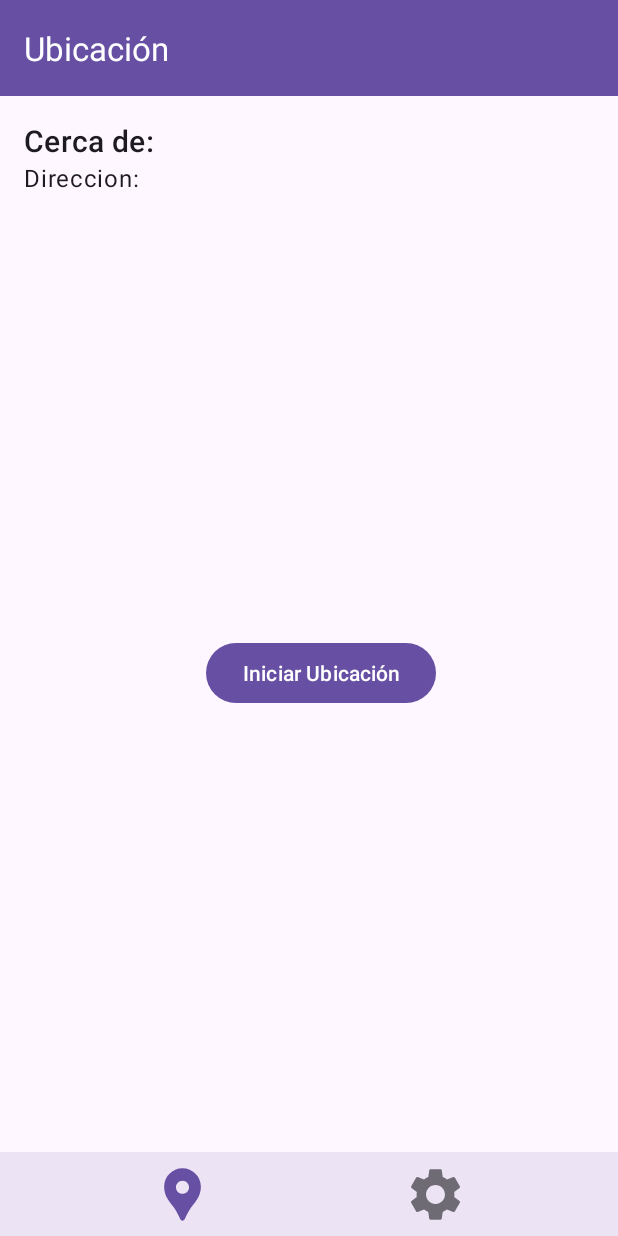
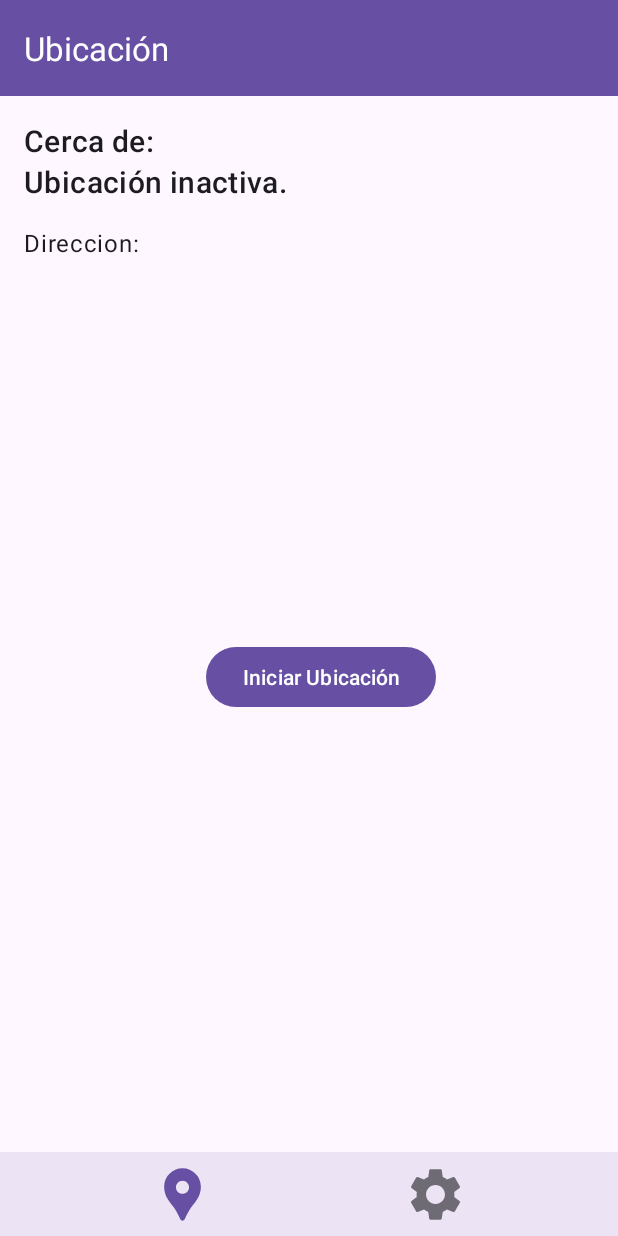
Before and after one commit to infolimbert/Aquisito_v1, an Android app: the screen it shows after launch (MainActivity), on a phone screen of 412 x 824 dp. Run offline under Robolectric (Android 15) with nearby library versions, the phone set to English and light mode, and no system bars; our stand-ins replace navigation-ui.

Commit message:
se anadio el tvLocation para poner la latitud y longitud implementa el servicio de ubicación en primer plano (startForegroundService). Configura FusedLocationProvider para alta precisión. Establece la comunicación de ubicación mediante LocalBroadcastManager.

```diff
--- a/app/build.gradle.kts
+++ b/app/build.gradle.kts
@@ -54,4 +54,6 @@ dependencies {
     // dependencias necesarias par ael nav component
     implementation("androidx.navigation:navigation-fragment-ktx:2.8.9")
     implementation("androidx.navigation:navigation-ui-ktx:2.8.9")
+    //dependencias para el servicelocation
+    implementation("com.google.android.gms:play-services-location:21.0.1")
 }
--- a/app/src/main/java/com/example/aquisito_1/LocationFragment.kt
+++ b/app/src/main/java/com/example/aquisito_1/LocationFragment.kt
@@ -1,7 +1,9 @@
 package com.example.aquisito_1
 
+import android.content.BroadcastReceiver
 import android.content.Context
 import android.content.Intent
+import android.content.IntentFilter
 import android.content.pm.PackageManager
 import android.location.LocationManager
 import android.os.Build
@@ -17,6 +19,7 @@ import androidx.activity.result.contract.ActivityResultContracts
 import androidx.appcompat.app.AlertDialog
 import androidx.core.content.ContextCompat
 import androidx.fragment.app.Fragment
+import androidx.localbroadcastmanager.content.LocalBroadcastManager
 import com.example.aquisito_1.databinding.FragmentLocationBinding
 
 private const val LOCATION_PERMISSION_REQUEST_CODE = 123
@@ -34,17 +37,29 @@ class LocationFragment:Fragment() {
 
     private lateinit var lBinding: FragmentLocationBinding
 
-    override fun onCreateView(
-        inflater: LayoutInflater, container: ViewGroup?,
-        savedInstanceState: Bundle?
-    ): View? {
-       lBinding = FragmentLocationBinding.inflate(inflater,container,false)
-        return lBinding.root
+    // ⭐ 1. INICIALIZAR EL RECEPTOR DE UBICACIÓN
+    private lateinit var locationReceiver: BroadcastReceiver
 
-    }
 
     override fun onCreate(savedInstanceState: Bundle?) {
         super.onCreate(savedInstanceState)
+
+
+        // --- 2. IMPLEMENTACIÓN DEL RECEPTOR ---
+                locationReceiver = object : BroadcastReceiver() {
+                    override fun onReceive(context: Context?, intent: Intent?) {
+                        if (intent?.action == ACTION_LOCATION_BROADCAST) {
+                            val latitude = intent.getDoubleExtra(EXTRA_LATITUDE, 0.0)
+                            val longitude = intent.getDoubleExtra(EXTRA_LONGITUDE, 0.0)
+
+                            // ⭐ AÑADE ESTE LOG TEMPORALMENTE ⭐
+                            Log.d("LocationFragment", "RECEPCIÓN: Lat=$latitude, Lon=$longitude")
+                            // Llama a la función para actualizar la UI
+                            updateLocationDisplay(latitude, longitude)
+                        }
+                    }
+                }
+                // --- FIN DEL RECEPTOR ---
 
         requestLocationPermissionLauncher =
             registerForActivityResult(ActivityResultContracts.RequestPermission()) { isGranted ->
@@ -80,7 +95,14 @@ class LocationFragment:Fragment() {
 
     }
 
+    override fun onCreateView(
+        inflater: LayoutInflater, container: ViewGroup?,
+        savedInstanceState: Bundle?
+    ): View? {
+        lBinding = FragmentLocationBinding.inflate(inflater,container,false)
+        return lBinding.root
 
+    }
 
     override fun onViewCreated(view: View, savedInstanceState: Bundle?) {
         super.onViewCreated(view, savedInstanceState)
@@ -120,6 +142,25 @@ class LocationFragment:Fragment() {
         super.onResume()
         // Cuando el usuario regresa al fragmento, actualizamos el estado del botón
         updateButtonState()
+        // ⭐ 3. REGISTRAR el receptor cuando el fragmento esté visible
+        LocalBroadcastManager.getInstance(requireContext()).registerReceiver(
+            locationReceiver,
+            IntentFilter(ACTION_LOCATION_BROADCAST)
+        )
+    }
+
+    override fun onPause() {
+        super.onPause()
+        // ⭐ 4. ANULAR REGISTRO del receptor para evitar fugas de memoria y errores
+        LocalBroadcastManager.getInstance(requireContext()).unregisterReceiver(locationReceiver)
+    }
+
+    // --- Lógica de UI y Servicios ---
+
+    private fun updateLocationDisplay(latitude: Double, longitude: Double){
+        val display = "Latitud: ${String.format("%.6f", latitude)}\nLongitud: ${String.format("%.6f", longitude)}"
+        // ⭐ ACTUALIZAMOS EL TVDIRECTION
+        lBinding.tvLocation.text = display
     }
 
     private fun checkLocationPermissions() {
@@ -173,6 +214,9 @@ class LocationFragment:Fragment() {
             locationButton.text = getString(R.string.stop_location_tracking)
         } else {
             locationButton.text = getString(R.string.start_location_tracking)
+            // Cuando el rastreo se detiene, podemos limpiar el TextView
+            lBinding.tvLocation.text = "Ubicación inactiva."
+
         }
     }
 
@@ -241,4 +285,6 @@ class LocationFragment:Fragment() {
             .setCancelable(false) // Evita que el diálogo se cierre al tocar fuera
             .show()
     }
+
+
 }
--- /dev/null
+++ b/app/src/main/res/drawable/ic_notification.xml
@@ -0,0 +1,5 @@
+<vector xmlns:android="http://schemas.android.com/apk/res/android" android:height="24dp" android:tint="#000000" android:viewportHeight="24" android:viewportWidth="24" android:width="24dp">
+
+    <path android:fillColor="@android:color/white" android:pathData="M12,8c-2.21,0 -4,1.79 -4,4s1.79,4 4,4 4,-1.79 4,-4 -1.79,-4 -4,-4zM20.94,11c-0.46,-4.17 -3.77,-7.48 -7.94,-7.94L13,1h-2v2.06C6.83,3.52 3.52,6.83 3.06,11L1,11v2h2.06c0.46,4.17 3.77,7.48 7.94,7.94L11,23h2v-2.06c4.17,-0.46 7.48,-3.77 7.94,-7.94L23,13v-2h-2.06zM12,19c-3.87,0 -7,-3.13 -7,-7s3.13,-7 7,-7 7,3.13 7,7 -3.13,7 -7,7z"/>
+
+</vector>
--- a/app/src/main/res/layout/fragment_location.xml
+++ b/app/src/main/res/layout/fragment_location.xml
@@ -18,14 +18,27 @@
         app:layout_constraintStart_toStartOf="parent"
         app:layout_constraintTop_toTopOf="parent"
         />
+
     <TextView
         android:id="@+id/tvLocation"
         android:layout_width="wrap_content"
         android:layout_height="wrap_content"
+        android:text="Ubicacion del sujeto"
+        android:textAppearance="?attr/textAppearanceHeadline6"
+        android:layout_marginLeft="@dimen/common_padding_default"
+        app:layout_constraintStart_toStartOf="parent"
+        app:layout_constraintTop_toBottomOf="@id/tvCercade"
+        />
+
+    <TextView
+        android:id="@+id/tvDirection"
+        android:layout_width="wrap_content"
+        android:layout_height="wrap_content"
         android:text="Direccion: "
+        android:layout_marginTop="@dimen/common_padding_default"
         android:textAppearance="?attr/textAppearanceBody1"
-        app:layout_constraintStart_toStartOf="@id/tvCercade"
-        app:layout_constraintTop_toBottomOf="@id/tvCercade"
+        app:layout_constraintStart_toStartOf="@id/tvLocation"
+        app:layout_constraintTop_toBottomOf="@id/tvLocation"
         />
 
     <Button
```
Also changed, not shown: app/src/main/AndroidManifest.xml (+6 -3 lines), app/src/main/java/com/example/aquisito_1/LocationService.kt (+152 -1 lines).
